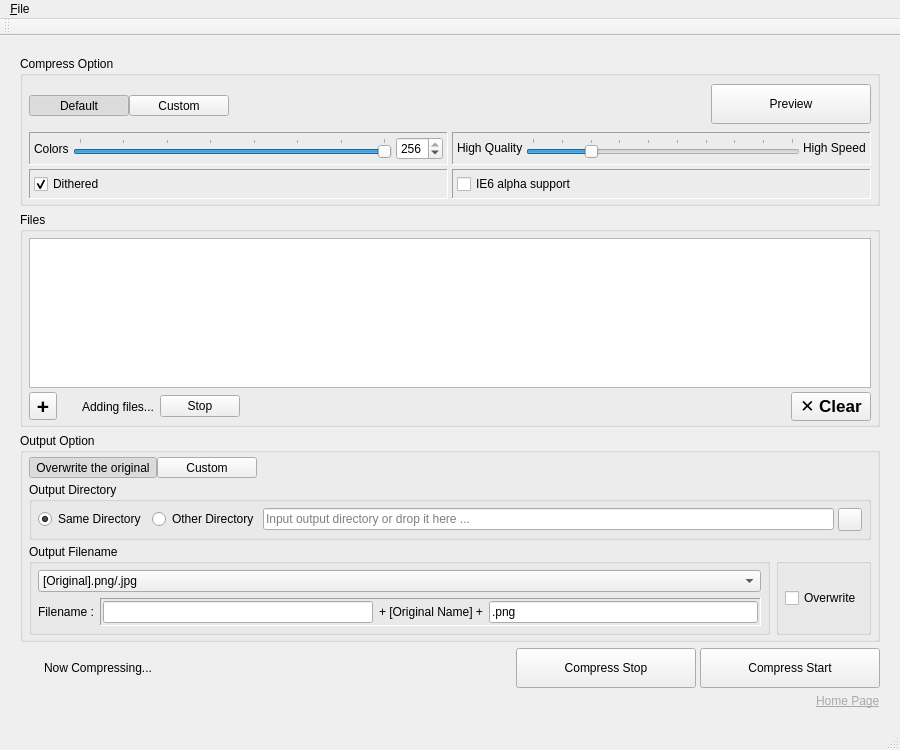
Old version of the form pngyumainwindow.ui in the repository CameronBanga/Pngyu-Neue.
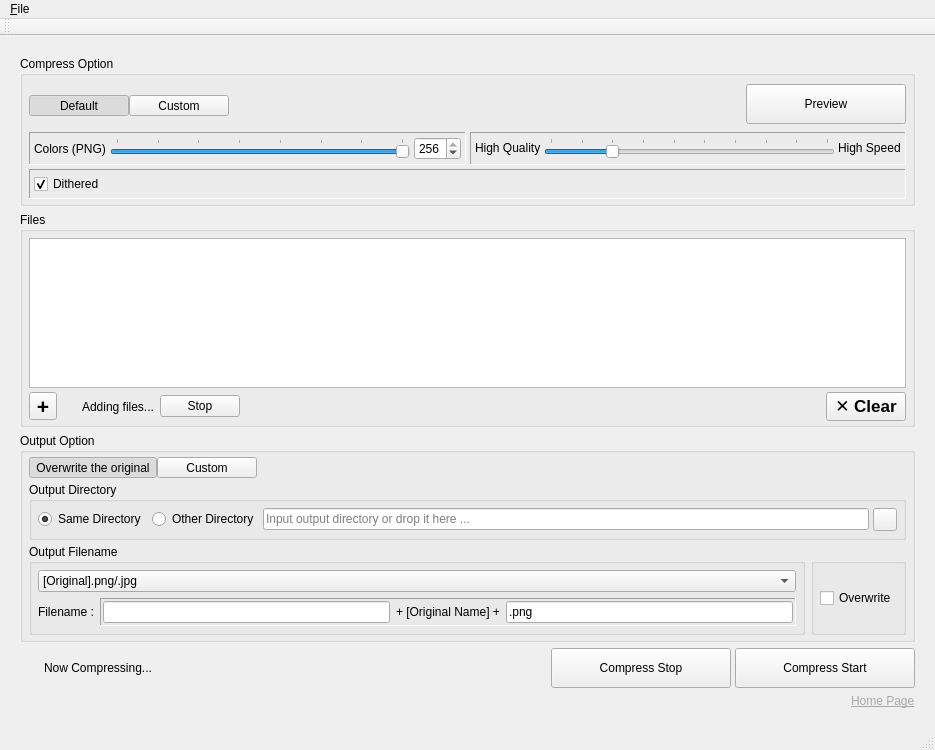
New version of the form. Icons and pictures are not drawn. Custom widgets are drawn as their Qt base class.

Commit message: menu cleanup, remove IE6 alpha layers

```diff
--- a/pngyumainwindow.ui
+++ b/pngyumainwindow.ui
@@ -12,7 +12,7 @@
   </property>
   <property name="minimumSize">
    <size>
-    <width>900</width>
+    <width>935</width>
     <height>750</height>
    </size>
   </property>
@@ -870,7 +870,7 @@
                 <item row="1" column="0">
                  <widget class="QLabel" name="label_colors">
                   <property name="text">
-                   <string>Colors</string>
+                   <string>Colors (PNG)</string>
                   </property>
                  </widget>
                 </item>
@@ -943,34 +943,6 @@
              <property name="spacing">
               <number>4</number>
              </property>
-             <item row="0" column="1">
-              <widget class="QFrame" name="frame_ie6">
-               <property name="frameShape">
-                <enum>QFrame::Panel</enum>
-               </property>
-               <property name="frameShadow">
-                <enum>QFrame::Sunken</enum>
-               </property>
-               <layout class="QGridLayout" name="gridLayout_7">
-                <property name="margin">
-                 <number>4</number>
-                </property>
-                <property name="spacing">
-                 <number>4</number>
-                </property>
-                <item row="0" column="0">
-                 <widget class="QCheckBox" name="checkBox_ie6_support">
-                  <property name="text">
-                   <string>IE6 alpha support</string>
-                  </property>
-                  <property name="checked">
-                   <bool>false</bool>
-                  </property>
-                 </widget>
-                </item>
-               </layout>
-              </widget>
-             </item>
              <item row="0" column="0">
               <widget class="QFrame" name="frame_dithered">
                <property name="frameShape">
```
The commit also changes 88 other files.
